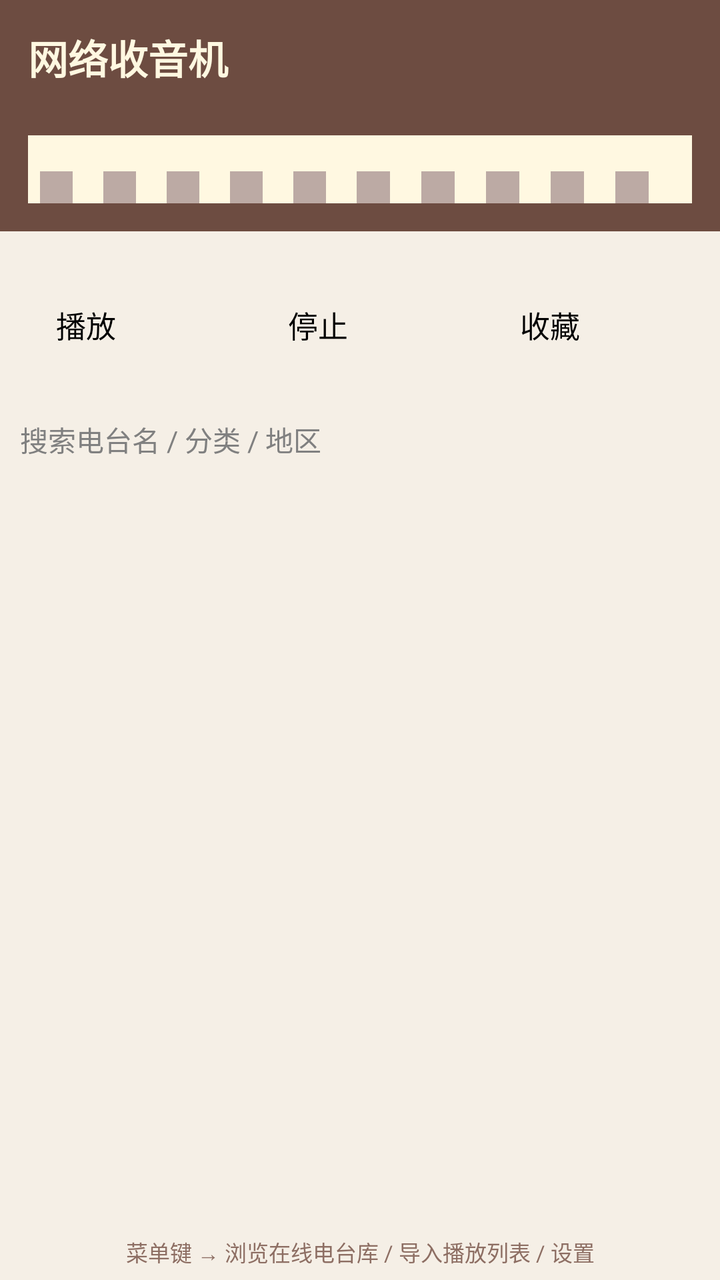
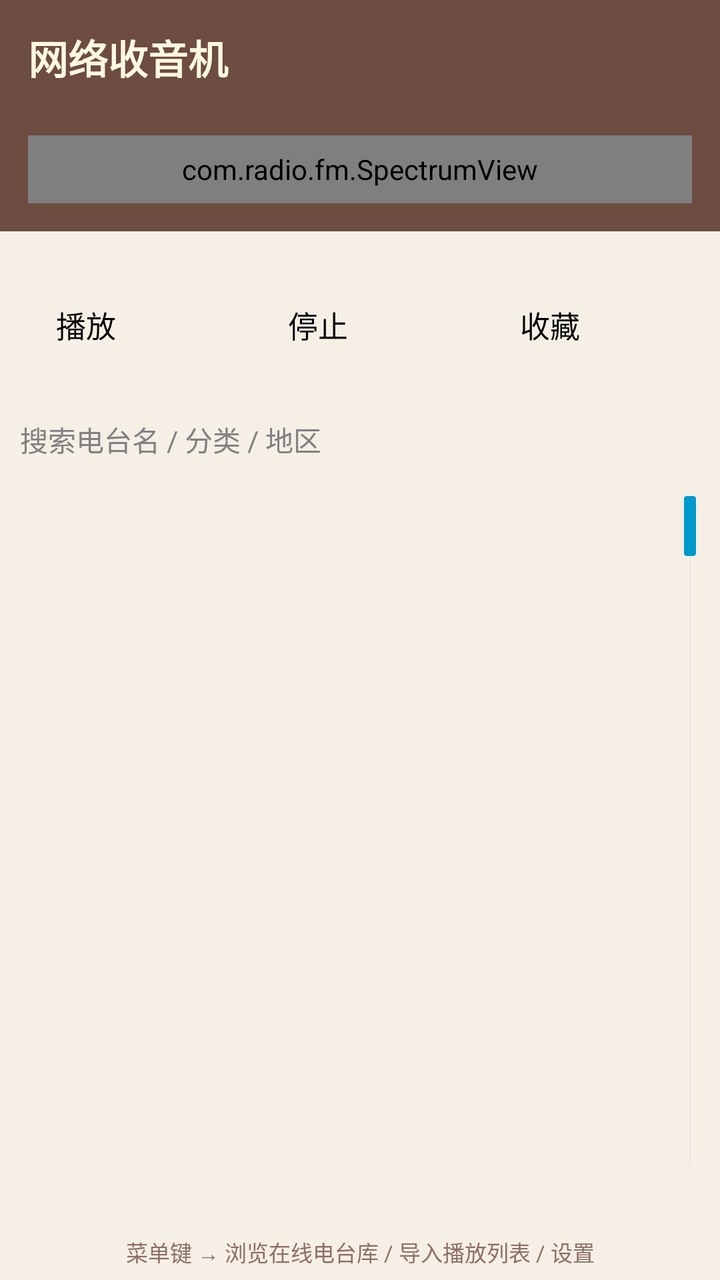

Before-and-after screenshots of an Android layout around one commit, followed by the original layout XML and the change that was made.
<!-- AndroidManifest.xml: application theme AppTheme -->
<!-- res/layout/activity_main.xml -->
<?xml version="1.0" encoding="utf-8"?>
<LinearLayout xmlns:android="http://schemas.android.com/apk/res/android"
    android:layout_width="match_parent"
    android:layout_height="match_parent"
    android:orientation="vertical"
    android:background="#F5EFE6">

    
    <LinearLayout
        android:layout_width="match_parent"
        android:layout_height="wrap_content"
        android:orientation="vertical"
        android:background="#6D4C41"
        android:padding="14dp">

        <TextView
            android:id="@+id/station_name"
            android:layout_width="match_parent"
            android:layout_height="wrap_content"
            android:text="网络收音机"
            android:textColor="#FFF8E1"
            android:textSize="20sp"
            android:textStyle="bold"
            android:singleLine="true"
            android:ellipsize="marquee" />

        <TextView
            android:id="@+id/station_meta"
            android:layout_width="match_parent"
            android:layout_height="wrap_content"
            android:textColor="#D7CCC8"
            android:textSize="12sp"
            android:singleLine="true" />

        
        <FrameLayout
            android:layout_width="match_parent"
            android:layout_height="34dp"
            android:layout_marginTop="8dp"
            android:background="#FFF8E1">

            <LinearLayout
                android:layout_width="match_parent"
                android:layout_height="match_parent"
                android:orientation="horizontal"
                android:weightSum="20"
                android:paddingLeft="6dp"
                android:paddingRight="6dp">

                <View android:layout_width="1dp" android:layout_height="match_parent"
                    android:layout_marginTop="18dp" android:background="#BCAAA4"
                    android:layout_weight="1" />
                <View android:layout_width="0dp" android:layout_height="match_parent" android:layout_weight="1" />
                <View android:layout_width="1dp" android:layout_height="match_parent"
                    android:layout_marginTop="18dp" android:background="#BCAAA4" android:layout_weight="1" />
                <View android:layout_width="0dp" android:layout_height="match_parent" android:layout_weight="1" />
                <View android:layout_width="1dp" android:layout_height="match_parent"
                    android:layout_marginTop="18dp" android:background="#BCAAA4" android:layout_weight="1" />
                <View android:layout_width="0dp" android:layout_height="match_parent" android:layout_weight="1" />
                <View android:layout_width="1dp" android:layout_height="match_parent"
                    android:layout_marginTop="18dp" android:background="#BCAAA4" android:layout_weight="1" />
                <View android:layout_width="0dp" android:layout_height="match_parent" android:layout_weight="1" />
                <View android:layout_width="1dp" android:layout_height="match_parent"
                    android:layout_marginTop="18dp" android:background="#BCAAA4" android:layout_weight="1" />
                <View android:layout_width="0dp" android:layout_height="match_parent" android:layout_weight="1" />
                <View android:layout_width="1dp" android:layout_height="match_parent"
                    android:layout_marginTop="18dp" android:background="#BCAAA4" android:layout_weight="1" />
                <View android:layout_width="0dp" android:layout_height="match_parent" android:layout_weight="1" />
                <View android:layout_width="1dp" android:layout_height="match_parent"
                    android:layout_marginTop="18dp" android:background="#BCAAA4" android:layout_weight="1" />
                <View android:layout_width="0dp" android:layout_height="match_parent" android:layout_weight="1" />
                <View android:layout_width="1dp" android:layout_height="match_parent"
                    android:layout_marginTop="18dp" android:background="#BCAAA4" android:layout_weight="1" />
                <View android:layout_width="0dp" android:layout_height="match_parent" android:layout_weight="1" />
                <View android:layout_width="1dp" android:layout_height="match_parent"
                    android:layout_marginTop="18dp" android:background="#BCAAA4" android:layout_weight="1" />
                <View android:layout_width="0dp" android:layout_height="match_parent" android:layout_weight="1" />
                <View android:layout_width="1dp" android:layout_height="match_parent"
                    android:layout_marginTop="18dp" android:background="#BCAAA4" android:layout_weight="1" />
                <View android:layout_width="0dp" android:layout_height="match_parent" android:layout_weight="1" />
            </LinearLayout>

            <ImageView
                android:id="@+id/tune_needle"
                android:layout_width="3dp"
                android:layout_height="match_parent"
                android:layout_gravity="center_horizontal"
                android:background="#C62828"
                android:visibility="invisible" />
        </FrameLayout>
    </LinearLayout>

    
    <LinearLayout
        android:layout_width="match_parent"
        android:layout_height="wrap_content"
        android:orientation="vertical"
        android:paddingLeft="14dp"
        android:paddingRight="14dp"
        android:paddingTop="8dp">

        <TextView
            android:id="@+id/status_text"
            android:layout_width="match_parent"
            android:layout_height="wrap_content"
            android:textSize="13sp"
            android:textColor="#5D4037" />

        <TextView
            android:id="@+id/icy_text"
            android:layout_width="match_parent"
            android:layout_height="wrap_content"
            android:layout_marginTop="2dp"
            android:textSize="13sp"
            android:textStyle="italic"
            android:textColor="#2E7D32"
            android:visibility="gone"
            android:singleLine="true"
            android:ellipsize="marquee" />
    </LinearLayout>

    
    <LinearLayout
        android:layout_width="match_parent"
        android:layout_height="wrap_content"
        android:orientation="horizontal"
        android:padding="10dp">

        <Button
            android:id="@+id/btn_play"
            style="@style/BigButton"
            android:layout_width="0dp" android:layout_height="wrap_content"
            android:layout_weight="1"
            android:text="@string/play" />

        <Button
            android:id="@+id/btn_stop"
            style="@style/BigButton"
            android:layout_width="0dp" android:layout_height="wrap_content"
            android:layout_weight="1"
            android:layout_marginLeft="8dp"
            android:text="@string/stop" />

        <Button
            android:id="@+id/btn_fav"
            style="@style/BigButton"
            android:layout_width="0dp" android:layout_height="wrap_content"
            android:layout_weight="1"
            android:layout_marginLeft="8dp"
            android:text="收藏" />
    </LinearLayout>

    
    <EditText
        android:id="@+id/filter_box"
        android:layout_width="match_parent"
        android:layout_height="wrap_content"
        android:layout_marginLeft="10dp"
        android:layout_marginRight="10dp"
        android:hint="搜索电台名 / 分类 / 地区"
        android:imeOptions="actionSearch"
        android:inputType="text"
        android:singleLine="true"
        android:textSize="14sp" />

    <ListView
        android:id="@+id/station_list"
        android:layout_width="match_parent"
        android:layout_height="0dp"
        android:layout_weight="1"
        android:layout_marginTop="6dp"
        android:divider="#D7CCC8"
        android:dividerHeight="1dp"
        android:cacheColorHint="#00000000"
        android:scrollbarStyle="outsideOverlay" />

    <TextView
        android:layout_width="match_parent"
        android:layout_height="wrap_content"
        android:padding="6dp"
        android:textSize="11sp"
        android:textColor="#8D6E63"
        android:text="菜单键 → 浏览在线电台库 / 导入播放列表 / 设置"
        android:gravity="center" />

</LinearLayout>
<!-- resources referenced by this layout -->
<resources>
  <string name="play">播放</string>
  <string name="stop">停止</string>
  <style name="BigButton">
          <item name="android:textSize">15sp</item>
          <item name="android:paddingLeft">18dp</item>
          <item name="android:paddingRight">18dp</item>
          <item name="android:minWidth">96dp</item>
          <item name="android:minHeight">48dp</item>
      </style>
  <style name="AppTheme" parent="@android:style/Theme.Holo.Light.DarkActionBar">
          <item name="android:windowBackground">@android:color/background_light</item>
      </style>
</resources>

<!-- the commit's change to res/layout/activity_main.xml (unified diff, before → after) -->
@@ -33,61 +33,11 @@
             android:singleLine="true" />
 
         
-        <FrameLayout
+        <com.radio.fm.SpectrumView
+            android:id="@+id/spectrum"
             android:layout_width="match_parent"
             android:layout_height="34dp"
-            android:layout_marginTop="8dp"
-            android:background="#FFF8E1">
-
-            <LinearLayout
-                android:layout_width="match_parent"
-                android:layout_height="match_parent"
-                android:orientation="horizontal"
-                android:weightSum="20"
-                android:paddingLeft="6dp"
-                android:paddingRight="6dp">
-
-                <View android:layout_width="1dp" android:layout_height="match_parent"
-                    android:layout_marginTop="18dp" android:background="#BCAAA4"
-                    android:layout_weight="1" />
-                <View android:layout_width="0dp" android:layout_height="match_parent" android:layout_weight="1" />
-                <View android:layout_width="1dp" android:layout_height="match_parent"
-                    android:layout_marginTop="18dp" android:background="#BCAAA4" android:layout_weight="1" />
-                <View android:layout_width="0dp" android:layout_height="match_parent" android:layout_weight="1" />
-                <View android:layout_width="1dp" android:layout_height="match_parent"
-                    android:layout_marginTop="18dp" android:background="#BCAAA4" android:layout_weight="1" />
-                <View android:layout_width="0dp" android:layout_height="match_parent" android:layout_weight="1" />
-                <View android:layout_width="1dp" android:layout_height="match_parent"
-                    android:layout_marginTop="18dp" android:background="#BCAAA4" android:layout_weight="1" />
-                <View android:layout_width="0dp" android:layout_height="match_parent" android:layout_weight="1" />
-                <View android:layout_width="1dp" android:layout_height="match_parent"
-                    android:layout_marginTop="18dp" android:background="#BCAAA4" android:layout_weight="1" />
-                <View android:layout_width="0dp" android:layout_height="match_parent" android:layout_weight="1" />
-                <View android:layout_width="1dp" android:layout_height="match_parent"
-                    android:layout_marginTop="18dp" android:background="#BCAAA4" android:layout_weight="1" />
-                <View android:layout_width="0dp" android:layout_height="match_parent" android:layout_weight="1" />
-                <View android:layout_width="1dp" android:layout_height="match_parent"
-                    android:layout_marginTop="18dp" android:background="#BCAAA4" android:layout_weight="1" />
-                <View android:layout_width="0dp" android:layout_height="match_parent" android:layout_weight="1" />
-                <View android:layout_width="1dp" android:layout_height="match_parent"
-                    android:layout_marginTop="18dp" android:background="#BCAAA4" android:layout_weight="1" />
-                <View android:layout_width="0dp" android:layout_height="match_parent" android:layout_weight="1" />
-                <View android:layout_width="1dp" android:layout_height="match_parent"
-                    android:layout_marginTop="18dp" android:background="#BCAAA4" android:layout_weight="1" />
-                <View android:layout_width="0dp" android:layout_height="match_parent" android:layout_weight="1" />
-                <View android:layout_width="1dp" android:layout_height="match_parent"
-                    android:layout_marginTop="18dp" android:background="#BCAAA4" android:layout_weight="1" />
-                <View android:layout_width="0dp" android:layout_height="match_parent" android:layout_weight="1" />
-            </LinearLayout>
-
-            <ImageView
-                android:id="@+id/tune_needle"
-                android:layout_width="3dp"
-                android:layout_height="match_parent"
-                android:layout_gravity="center_horizontal"
-                android:background="#C62828"
-                android:visibility="invisible" />
-        </FrameLayout>
+            android:layout_marginTop="8dp" />
     </LinearLayout>
 
     
@@ -151,17 +101,33 @@
     </LinearLayout>
 
     
-    <EditText
-        android:id="@+id/filter_box"
+    <LinearLayout
         android:layout_width="match_parent"
         android:layout_height="wrap_content"
+        android:orientation="horizontal"
+        android:gravity="center_vertical"
         android:layout_marginLeft="10dp"
-        android:layout_marginRight="10dp"
-        android:hint="搜索电台名 / 分类 / 地区"
-        android:imeOptions="actionSearch"
-        android:inputType="text"
-        android:singleLine="true"
-        android:textSize="14sp" />
+        android:layout_marginRight="10dp">
+
+        <EditText
+            android:id="@+id/filter_box"
+            android:layout_width="0dp"
+            android:layout_weight="1"
+            android:layout_height="wrap_content"
+            android:hint="搜索电台名 / 分类 / 地区"
+            android:imeOptions="actionSearch"
+            android:inputType="text"
+            android:singleLine="true"
+            android:textSize="14sp" />
+
+        
+        <Spinner
+            android:id="@+id/category_spinner"
+            android:layout_width="wrap_content"
+            android:layout_height="wrap_content"
+            android:layout_marginLeft="6dp"
+            android:minWidth="120dp" />
+    </LinearLayout>
 
     <ListView
         android:id="@+id/station_list"
@@ -172,6 +138,7 @@
         android:divider="#D7CCC8"
         android:dividerHeight="1dp"
         android:cacheColorHint="#00000000"
+        android:fastScrollEnabled="true"
         android:scrollbarStyle="outsideOverlay" />
 
     <TextView
